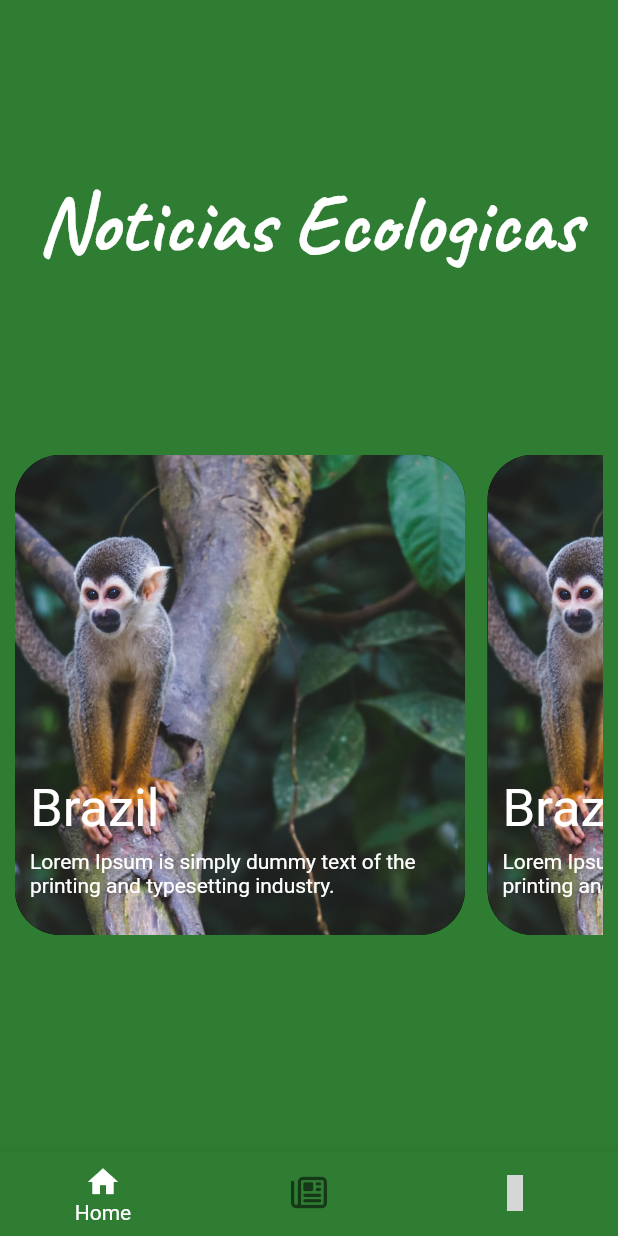
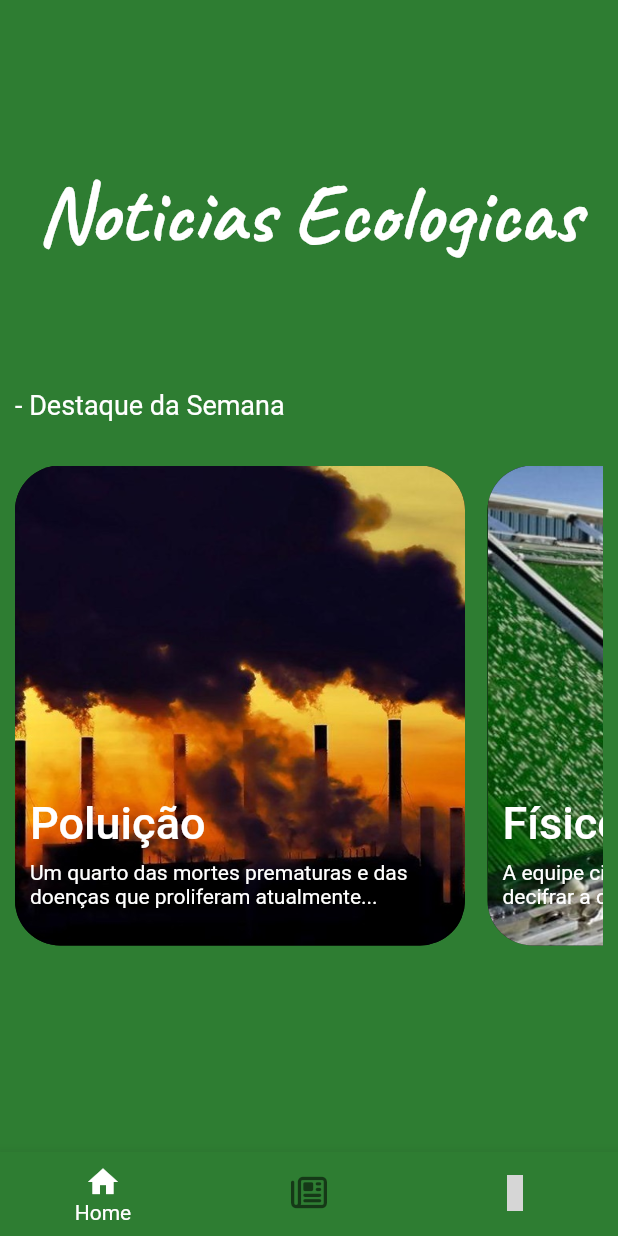
Before and after one commit to AndersonSantanna/ecological_news_ui, a Flutter app: the screen it shows after launch, on a phone screen of 412 x 824 dp. Run offline on Flutter 3.47's test engine with Material 2 defaults, Android fonts, the light colour scheme and no system bars; our stand-ins replace dio, flutter_vector_icons, google_fonts; missing offline and left inert: xml2json; Roboto replaces fonts that are missing (Montserrat); grey boxes are pictures that could not be loaded.

Commit message:
done mock of text world news in json

```diff
--- /dev/null
+++ b/lib/model/NewWorld.dart
@@ -0,0 +1,31 @@
+class Noticia {
+  Noticia({
+    this.titulo,
+    this.descricao,
+    this.resumo,
+    this.fonte,
+    this.dataPublicacao,
+  });
+
+  String titulo;
+  String descricao;
+  String resumo;
+  String fonte;
+  String dataPublicacao;
+
+  factory Noticia.fromJson(Map<String, dynamic> json) => Noticia(
+        titulo: json["titulo"],
+        descricao: json["descricao"],
+        resumo: json["resumo"],
+        fonte: json["fonte"],
+        dataPublicacao: json["dataPublicacao"],
+      );
+
+  Map<String, dynamic> toJson() => {
+        "titulo": titulo,
+        "descricao": descricao,
+        "resumo": resumo,
+        "fonte": fonte,
+        "dataPublicacao": dataPublicacao,
+      };
+}
--- a/lib/navigation.dart
+++ b/lib/navigation.dart
@@ -1,3 +1,4 @@
+import 'package:ecological_news/model/NewWorld.dart';
 import 'package:flutter/material.dart';
 import 'package:ecological_news/scenes/main.dart';
 import 'package:ecological_news/scenes/bootstrap.dart';
@@ -11,6 +12,9 @@ class Navigation {
       case '/home':
         return MaterialPageRoute(builder: (_) => MainScene());
       case '/news':
+        print('settings.arguments');
+        Noticia a = settings.arguments as Noticia;
+        print(a.titulo);
         return MaterialPageRoute(builder: (_) => NewsDetailsScene());
       default:
         return _errorRoute();
--- a/lib/scenes/Home.dart
+++ b/lib/scenes/Home.dart
@@ -30,19 +30,47 @@ class HomeScene extends StatelessWidget {
               ),
             ),
           ),
+          Column(
+            crossAxisAlignment: CrossAxisAlignment.start,
+            children: [
+              Text(
+                "- Destaque da Semana",
+                style: TextStyle(
+                  color: Colors.white,
+                  fontSize: 18,
+                  fontWeight: FontWeight.w400,
+                ),
+              ),
               Center(
                 child: Container(
                   margin: EdgeInsets.symmetric(vertical: 30.0),
                   height: 320.0,
                   child: ListView(
                     scrollDirection: Axis.horizontal,
-                children: <Widget>[
-                  CardCustom(),
-                  CardCustom(),
-                  CardCustom(),
+                    children: [
+                      CardCustom(
+                        title: "Poluição ",
+                        shortText:
+                            "Um quarto das mortes prematuras e das doenças que proliferam atualmente...",
+                        imgPath: "assets/images/poluicao.jpg",
+                      ),
+                      CardCustom(
+                        imgPath: "assets/images/gasolina.jpg",
+                        title: "Físicos russos",
+                        shortText:
+                            "A equipe científica da Rússia conseguiu decifrar a composição química do...",
+                      ),
+                      CardCustom(
+                        imgPath: "assets/images/vulcao.jpg",
+                        title: "Vulcão na islandia",
+                        shortText:
+                            "Vulcão islandês Katla entrou em erupção pela última vez em 1918 e...",
+                      ),
                     ],
                   ),
                 ),
+              ),
+            ],
           ),
         ],
       ),
@@ -51,9 +79,12 @@ class HomeScene extends StatelessWidget {
 }
 
 class CardCustom extends StatelessWidget {
-  const CardCustom({
-    Key key,
-  }) : super(key: key);
+  CardCustom({Key key, @required this.imgPath, this.title, this.shortText})
+      : super(key: key);
+
+  String imgPath;
+  String title;
+  String shortText;
 
   @override
   Widget build(BuildContext context) {
@@ -76,7 +107,7 @@ class CardCustom extends StatelessWidget {
           borderRadius: BorderRadius.circular(30),
           color: Colors.black,
           image: DecorationImage(
-            image: AssetImage("assets/images/monkey.jpg"),
+            image: AssetImage(imgPath),
             fit: BoxFit.cover,
           ),
         ),
@@ -89,16 +120,16 @@ class CardCustom extends StatelessWidget {
               Container(
                 margin: EdgeInsets.only(bottom: 7),
                 child: Text(
-                  "Brazil",
+                  title,
                   style: TextStyle(
                     color: Colors.white,
-                    fontWeight: FontWeight.w400,
-                    fontSize: 35,
+                    fontWeight: FontWeight.w500,
+                    fontSize: 30,
                   ),
                 ),
               ),
               Text(
-                "Lorem Ipsum is simply dummy text of the printing and typesetting industry.",
+                shortText,
                 style: TextStyle(color: Colors.white),
               ),
             ],
--- a/lib/widget/MenuCustom.dart
+++ b/lib/widget/MenuCustom.dart
@@ -16,7 +16,7 @@ class MenuCustom extends StatelessWidget {
             style: TextStyle(fontWeight: FontWeight.bold, fontSize: 16),
           ),
           Text(
-            resume,
+            resume.substring(0, 120) + "...",
             style: TextStyle(fontSize: 13, color: Colors.grey),
           ),
         ],
--- a/pubspec.yaml
+++ b/pubspec.yaml
@@ -49,6 +49,12 @@ flutter:
   # To add assets to your application, add an assets section, like this:
   assets:
     - assets/images/monkey.jpg
+    - assets/images/trem.jpg
+    - assets/images/vulcao.jpg
+    - assets/images/poluicao.jpg
+    - assets/images/antartida.jpg
+    - assets/images/gasolina.jpg
+    - assets/json/news.json
   #   - images/a_dot_ham.jpeg
 
   # An image asset can refer to one or more resolution-specific "variants", see
```
Also changed, not shown: assets/json/news.json (added, +39 -0 lines), lib/model/NewsWorld.dart (added, +24 -0 lines), lib/scenes/news_brazil.dart (+15 -2 lines), lib/scenes/news_world.dart (+45 -12 lines), assets/images/antartida.jpg (added), assets/images/gasolina.jpg (added), assets/images/poluicao.jpg (added), assets/images/trem.jpg (added), assets/images/vulcao.jpg (added). Lines whose indentation alone changed are shown as unchanged.
